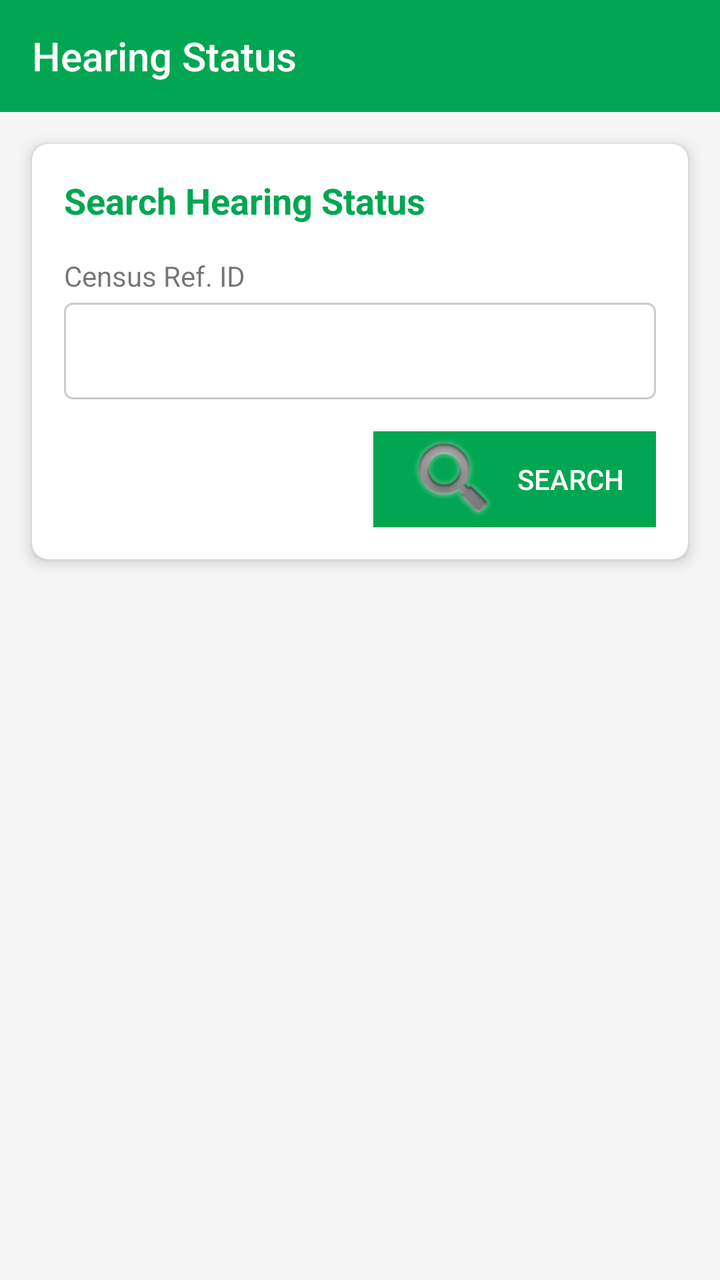
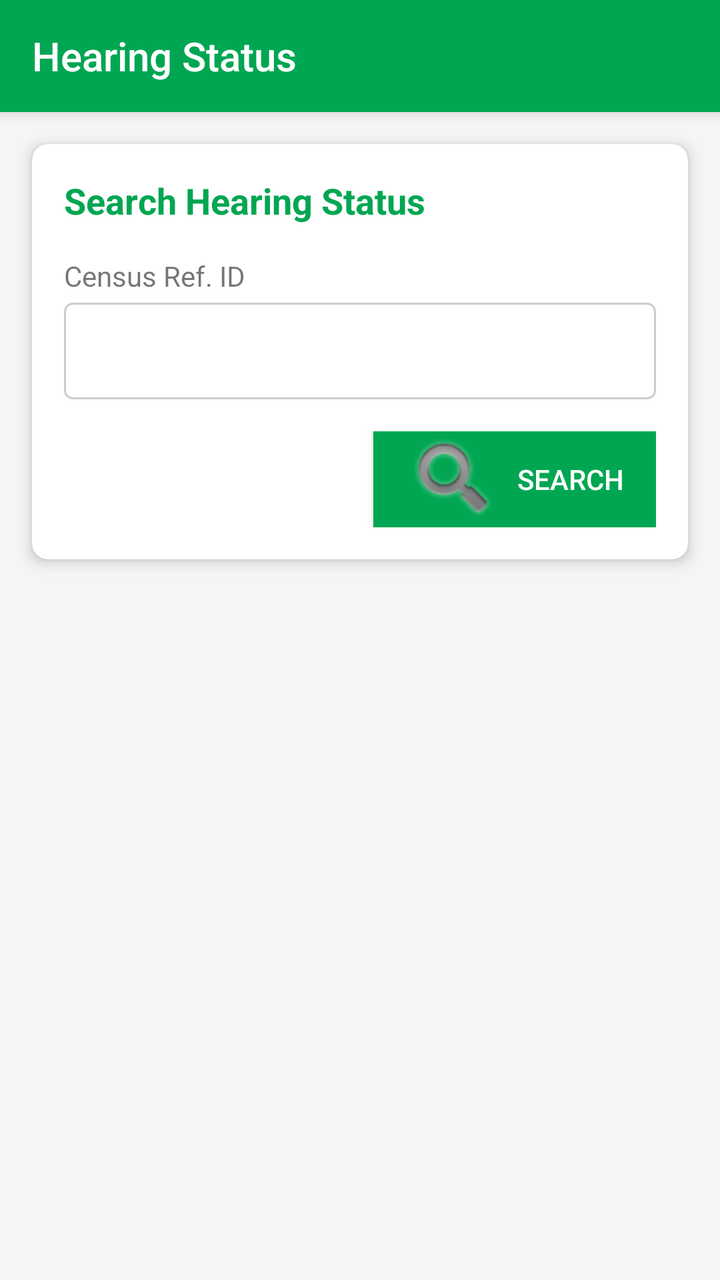

Before-and-after screenshots of an Android layout around one commit, followed by the original layout XML and the change that was made.
<!-- AndroidManifest.xml: activity theme AppTheme.NoActionBar -->
<!-- res/layout/activity_hearing_status.xml -->
<?xml version="1.0" encoding="utf-8"?>
<LinearLayout xmlns:android="http://schemas.android.com/apk/res/android"
    xmlns:app="http://schemas.android.com/apk/res-auto"
    xmlns:tools="http://schemas.android.com/tools"
    android:layout_width="match_parent"
    android:layout_height="match_parent"
    android:background="#F5F5F5"
    android:orientation="vertical"
    tools:context=".Activities.Common.HearingStatusActivity">

    <androidx.appcompat.widget.Toolbar
        android:id="@+id/toolbar"
        android:layout_width="match_parent"
        android:layout_height="?attr/actionBarSize"
        android:background="?attr/colorPrimary"
        app:popupTheme="@style/ThemeOverlay.AppCompat.Light"
        app:title="Hearing Status"
        app:titleTextColor="#FFFFFF" />

    <ScrollView
        android:layout_width="match_parent"
        android:layout_height="match_parent">

        <LinearLayout
            android:layout_width="match_parent"
            android:layout_height="wrap_content"
            android:orientation="vertical">

            <androidx.cardview.widget.CardView
                android:layout_width="match_parent"
                android:layout_height="wrap_content"
                android:layout_margin="16dp"
                app:cardCornerRadius="8dp"
                app:cardElevation="4dp">

                <LinearLayout
                    android:layout_width="match_parent"
                    android:layout_height="wrap_content"
                    android:orientation="vertical"
                    android:padding="16dp">

                    <TextView
                        android:layout_width="match_parent"
                        android:layout_height="wrap_content"
                        android:text="Search Hearing Status"
                        android:textColor="@color/colorPrimary"
                        android:textSize="18sp"
                        android:textStyle="bold" />

                    <TextView
                        android:layout_width="match_parent"
                        android:layout_height="wrap_content"
                        android:layout_marginTop="16dp"
                        android:text="Census Ref. ID"
                        android:textSize="14sp" />

                    <EditText
                        android:id="@+id/FinalID"
                        android:layout_width="match_parent"
                        android:layout_height="wrap_content"
                        android:layout_marginTop="4dp"
                        android:background="@drawable/edit_text_background"
                        android:inputType="number"
                        android:maxLines="1"
                        android:padding="12dp" />

                    <LinearLayout
                        android:layout_width="match_parent"
                        android:layout_height="wrap_content"
                        android:layout_marginTop="16dp"
                        android:gravity="end"
                        android:orientation="horizontal">

                        <Button
                            android:id="@+id/btnFetch"
                            android:layout_width="wrap_content"
                            android:layout_height="wrap_content"
                            android:background="@color/colorPrimary"
                            android:drawableStart="@android:drawable/ic_search_category_default"
                            android:drawablePadding="8dp"
                            android:paddingStart="16dp"
                            android:paddingEnd="16dp"
                            android:text="Search"
                            android:textColor="#ffffff" />

                    </LinearLayout>
                </LinearLayout>
            </androidx.cardview.widget.CardView>

            <ProgressBar
                android:id="@+id/progressBar"
                android:layout_width="wrap_content"
                android:layout_height="wrap_content"
                android:layout_gravity="center"
                android:layout_marginTop="16dp"
                android:visibility="gone" />

            <TextView
                android:id="@+id/tvNoResults"
                android:layout_width="match_parent"
                android:layout_height="wrap_content"
                android:layout_margin="16dp"
                android:gravity="center"
                android:text="No records found"
                android:textSize="16sp"
                android:visibility="gone" />

            <androidx.recyclerview.widget.RecyclerView
                android:id="@+id/recyclerView"
                android:layout_width="match_parent"
                android:layout_height="wrap_content"
                android:clipToPadding="false"
                android:paddingBottom="16dp" />

        </LinearLayout>
    </ScrollView>
</LinearLayout>
<!-- resources referenced by this layout -->
<resources>
  <color name="colorPrimary">#FF00A652</color>
  <!-- drawable edit_text_background (drawable) -->
  <?xml version="1.0" encoding="utf-8"?>
  <shape xmlns:android="http://schemas.android.com/apk/res/android"
      android:shape="rectangle">
      <solid android:color="#FFFFFF" />
      <corners android:radius="4dp" />
      <stroke
          android:width="1dp"
          android:color="#CCCCCC" />
  </shape>
  <style name="AppTheme.NoActionBar">
      <item name="windowActionBar">false</item>
      <item name="windowNoTitle">true</item>
  </style>
</resources>

<!-- the commit's change to res/layout/activity_hearing_status.xml (unified diff, before → after) -->
@@ -1,25 +1,36 @@
 <?xml version="1.0" encoding="utf-8"?>
-<LinearLayout xmlns:android="http://schemas.android.com/apk/res/android"
+<androidx.coordinatorlayout.widget.CoordinatorLayout 
+    xmlns:android="http://schemas.android.com/apk/res/android"
     xmlns:app="http://schemas.android.com/apk/res-auto"
     xmlns:tools="http://schemas.android.com/tools"
     android:layout_width="match_parent"
     android:layout_height="match_parent"
     android:background="#F5F5F5"
-    android:orientation="vertical"
+    android:fitsSystemWindows="true"
     tools:context=".Activities.Common.HearingStatusActivity">
 
-    <androidx.appcompat.widget.Toolbar
-        android:id="@+id/toolbar"
+    <com.google.android.material.appbar.AppBarLayout
         android:layout_width="match_parent"
-        android:layout_height="?attr/actionBarSize"
-        android:background="?attr/colorPrimary"
-        app:popupTheme="@style/ThemeOverlay.AppCompat.Light"
-        app:title="Hearing Status"
-        app:titleTextColor="#FFFFFF" />
+        android:layout_height="wrap_content"
+        android:fitsSystemWindows="true"
+        android:theme="@style/ThemeOverlay.AppCompat.Dark.ActionBar">
 
-    <ScrollView
+        <androidx.appcompat.widget.Toolbar
+            android:id="@+id/toolbar"
+            android:layout_width="match_parent"
+            android:layout_height="?attr/actionBarSize"
+            android:background="?attr/colorPrimary"
+            app:popupTheme="@style/ThemeOverlay.AppCompat.Light"
+            app:title="Hearing Status"
+            app:titleTextColor="#FFFFFF" />
+
+    </com.google.android.material.appbar.AppBarLayout>
+
+    <androidx.core.widget.NestedScrollView
         android:layout_width="match_parent"
-        android:layout_height="match_parent">
+        android:layout_height="match_parent"
+        android:fillViewport="true"
+        app:layout_behavior="@string/appbar_scrolling_view_behavior">
 
         <LinearLayout
             android:layout_width="match_parent"
@@ -109,9 +120,10 @@
                 android:id="@+id/recyclerView"
                 android:layout_width="match_parent"
                 android:layout_height="wrap_content"
+                android:nestedScrollingEnabled="false"
                 android:clipToPadding="false"
                 android:paddingBottom="16dp" />
 
         </LinearLayout>
-    </ScrollView>
-</LinearLayout>
+    </androidx.core.widget.NestedScrollView>
+</androidx.coordinatorlayout.widget.CoordinatorLayout>
